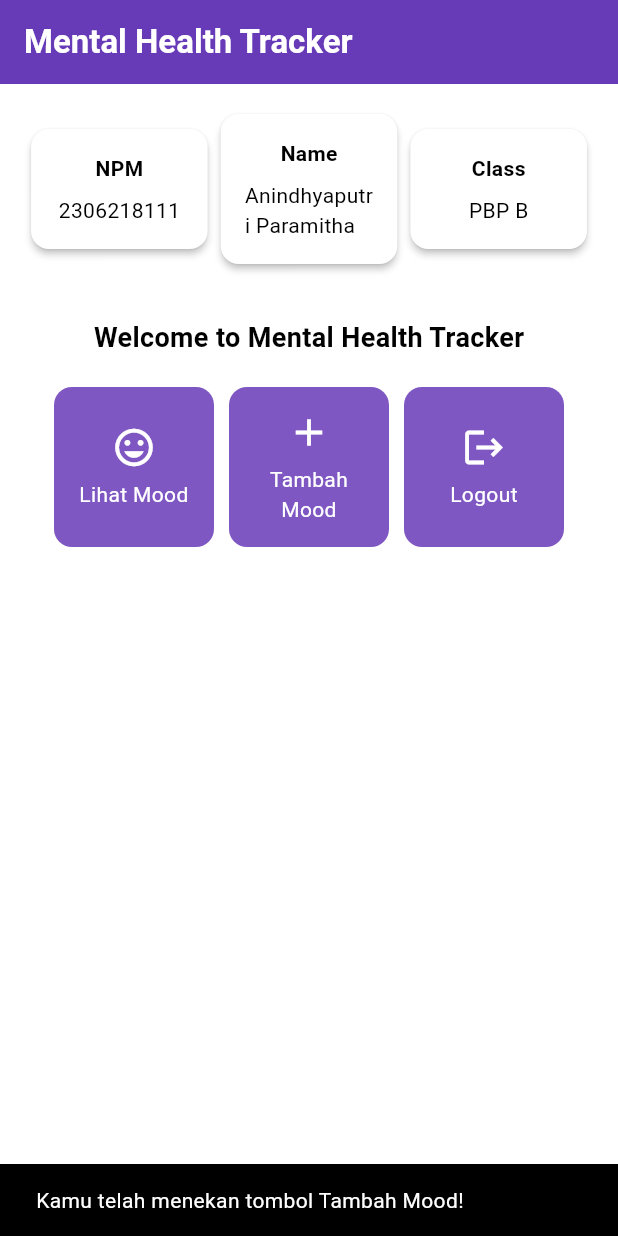
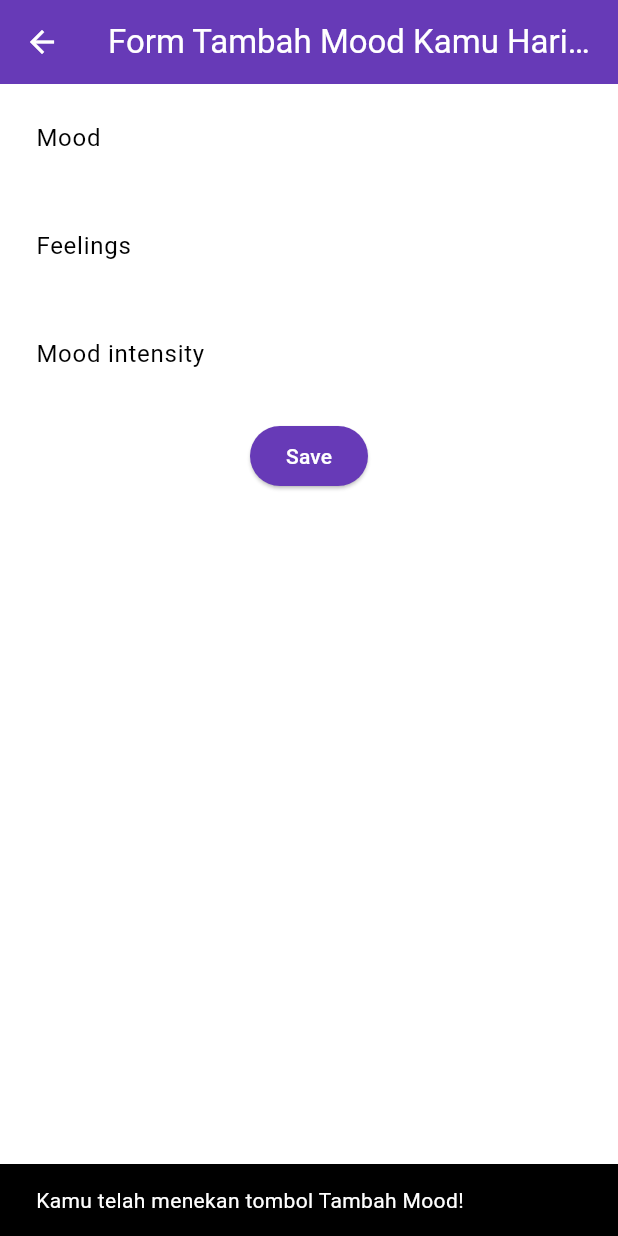
Before and after one commit to anin02/mental-health-tracker-mobile, a Flutter app: the screen it shows after launch, after a tap on "Tambah Mood", on a phone screen of 412 x 824 dp. Run offline on Flutter 3.47's test engine with Material 3 defaults, Android fonts, the phone set to English and light mode, and no system bars.

Commit message:
TUTORIAL 7

```diff
--- a/lib/main.dart
+++ b/lib/main.dart
@@ -1,5 +1,5 @@
 import 'package:flutter/material.dart';
-import 'package:mental_health_tracker/menu.dart';
+import 'package:mental_health_tracker/screens/menu.dart';
 
 void main() {
   runApp(const MyApp());
--- a/lib/menu.dart
+++ b/lib/screens/menu.dart
@@ -1,4 +1,7 @@
 import 'package:flutter/material.dart';
+// Impor drawer widget
+import 'package:mental_health_tracker/widgets/left_drawer.dart';
+import 'package:mental_health_tracker/widgets/mood_card.dart';
 
 class MyHomePage extends StatelessWidget {
     final String npm = '2306218111'; // NPM
@@ -29,7 +32,11 @@ class MyHomePage extends StatelessWidget {
         ),
         // Warna latar belakang AppBar diambil dari skema warna tema aplikasi.
         backgroundColor: Theme.of(context).colorScheme.primary,
+        // Mengganti warna icon drawer menjadi putih
+        iconTheme: const IconThemeData(color: Colors.white),
       ),
+      // Masukkan drawer sebagai parameter nilai drawer dari widget Scaffold
+      drawer: const LeftDrawer(),
       // Body halaman dengan padding di sekelilingnya.
       body: Padding(
         padding: const EdgeInsets.all(16.0),
@@ -125,64 +132,3 @@ class InfoCard extends StatelessWidget {
     );
   }
 }
-
-class ItemHomepage {
-     final String name;
-     final IconData icon;
-
-     ItemHomepage(this.name, this.icon);
-}
-
-class ItemCard extends StatelessWidget {
-  // Menampilkan kartu dengan ikon dan nama.
-
-  final ItemHomepage item;
-
-  const ItemCard(this.item, {super.key});
-
-  @override
-  Widget build(BuildContext context) {
-    return Material(
-      // Menentukan warna latar belakang dari tema aplikasi.
-      color: Theme.of(context).colorScheme.secondary,
-      // Membuat sudut kartu melengkung.
-      borderRadius: BorderRadius.circular(12),
-
-      child: InkWell(
-        // Aksi ketika kartu ditekan.
-        onTap: () {
-          // Menampilkan pesan SnackBar saat kartu ditekan.
-          ScaffoldMessenger.of(context)
-            ..hideCurrentSnackBar()
-            ..showSnackBar(
-              SnackBar(content: Text("Kamu telah menekan tombol ${item.name}!"))
-            );
-        },
-        // Container untuk menyimpan Icon dan Text
-        child: Container(
-          padding: const EdgeInsets.all(8),
-          child: Center(
-            child: Column(
-              // Menyusun ikon dan teks di tengah kartu.
-              mainAxisAlignment: MainAxisAlignment.center,
-              children: [
-                Icon(
-                  item.icon,
-                  color: Colors.white,
-                  size: 30.0,
-                ),
-                const Padding(padding: EdgeInsets.all(3)),
-                Text(
-                  item.name,
-                  textAlign: TextAlign.center,
-                  style: const TextStyle(color: Colors.white),
-                ),
-              ],
-            ),
-          ),
-        ),
-      ),
-    );
-  }
-
-}
--- /dev/null
+++ b/lib/screens/moodentry_form.dart
@@ -0,0 +1,158 @@
+import 'package:flutter/material.dart';
+
+class MoodEntryFormPage extends StatefulWidget {
+  const MoodEntryFormPage({super.key});
+
+  @override
+  State<MoodEntryFormPage> createState() => _MoodEntryFormPageState();
+}
+
+class _MoodEntryFormPageState extends State<MoodEntryFormPage> {
+  final _formKey = GlobalKey<FormState>();
+  String _mood = "";
+  String _feelings = "";
+  int _moodIntensity = 0;
+  @override
+  Widget build(BuildContext context) {
+    return Scaffold(
+      appBar: AppBar(
+        title: const Center(
+          child: Text(
+            'Form Tambah Mood Kamu Hari ini',
+          ),
+        ),
+        backgroundColor: Theme.of(context).colorScheme.primary,
+        foregroundColor: Colors.white,
+      ),
+      // TODO: Tambahkan drawer yang sudah dibuat di sini
+      body: Form(
+        key: _formKey,
+        child: SingleChildScrollView(
+            child: Column(
+          crossAxisAlignment: CrossAxisAlignment.start,
+          children: [
+            Padding(
+              padding: const EdgeInsets.all(8.0),
+              child: TextFormField(
+                decoration: InputDecoration(
+                  hintText: "Mood",
+                  labelText: "Mood",
+                  border: OutlineInputBorder(
+                    borderRadius: BorderRadius.circular(5.0),
+                  ),
+                ),
+                onChanged: (String? value) {
+                  setState(() {
+                    _mood = value!;
+                  });
+                },
+                validator: (String? value) {
+                  if (value == null || value.isEmpty) {
+                    return "Mood tidak boleh kosong!";
+                  }
+                  return null;
+                },
+              ),
+            ),
+            Padding(
+              padding: const EdgeInsets.all(8.0),
+              child: TextFormField(
+                decoration: InputDecoration(
+                  hintText: "Feelings",
+                  labelText: "Feelings",
+                  border: OutlineInputBorder(
+                    borderRadius: BorderRadius.circular(5.0),
+                  ),
+                ),
+                onChanged: (String? value) {
+                  setState(() {
+                    _feelings = value!;
+                  });
+                },
+                validator: (String? value) {
+                  if (value == null || value.isEmpty) {
+                    return "Feelings tidak boleh kosong!";
+                  }
+                  return null;
+                },
+              ),
+            ),
+            Padding(
+              padding: const EdgeInsets.all(8.0),
+              child: TextFormField(
+                decoration: InputDecoration(
+                  hintText: "Mood intensity",
+                  labelText: "Mood intensity",
+                  border: OutlineInputBorder(
+                    borderRadius: BorderRadius.circular(5.0),
+                  ),
+                ),
+                onChanged: (String? value) {
+                  setState(() {
+                    _moodIntensity = int.tryParse(value!) ?? 0;
+                  });
+                },
+                validator: (String? value) {
+                  if (value == null || value.isEmpty) {
+                    return "Mood intensity tidak boleh kosong!";
+                  }
+                  if (int.tryParse(value) == null) {
+                    return "Mood intensity harus berupa angka!";
+                  }
+                  return null;
+                },
+              ),
+            ),
+            Align(
+              alignment: Alignment.bottomCenter,
+              child: Padding(
+                padding: const EdgeInsets.all(8.0),
+                child: ElevatedButton(
+                  style: ButtonStyle(
+                    backgroundColor: WidgetStateProperty.all(
+                        Theme.of(context).colorScheme.primary),
+                  ),
+                  onPressed: () {
+                    if (_formKey.currentState!.validate()) {
+                      showDialog(
+                        context: context,
+                        builder: (context) {
+                          return AlertDialog(
+                            title: const Text('Mood berhasil tersimpan'),
+                            content: SingleChildScrollView(
+                              child: Column(
+                                crossAxisAlignment: CrossAxisAlignment.start,
+                                children: [
+                                  Text('Mood: $_mood'),
+                                  Text('Feelings: $_feelings'),
+                                  Text('Mood Intensity: $_moodIntensity'),
+                                ],
+                              ),
+                            ),
+                            actions: [
+                              TextButton(
+                                child: const Text('OK'),
+                                onPressed: () {
+                                  Navigator.pop(context);
+                                  _formKey.currentState!.reset();
+                                },
+                              ),
+                            ],
+                          );
+                        },
+                      );
+                    }
+                  },
+                  child: const Text(
+                    "Save",
+                    style: TextStyle(color: Colors.white),
+                  ),
+                ),
+              ),
+            ),
+          ],
+        )),
+      ),
+    );
+  }
+}
--- /dev/null
+++ b/lib/widgets/left_drawer.dart
@@ -0,0 +1,68 @@
+import 'package:flutter/material.dart';
+import 'package:mental_health_tracker/screens/menu.dart';
+import 'package:mental_health_tracker/screens/moodentry_form.dart';
+
+class LeftDrawer extends StatelessWidget {
+  const LeftDrawer({super.key});
+
+  @override
+  Widget build(BuildContext context) {
+    return Drawer(
+      child: ListView(
+        children: [
+          DrawerHeader(
+            decoration: BoxDecoration(
+            color: Theme.of(context).colorScheme.primary,
+            ),
+            child: const Column(
+            children: [
+                Text(
+                'Mental Health Tracker',
+                textAlign: TextAlign.center,
+                style: TextStyle(
+                    fontSize: 24,
+                    fontWeight: FontWeight.bold,
+                    color: Colors.white,
+                ),
+                ),
+                Padding(padding: EdgeInsets.all(8)),
+                Text(
+                "Ayo jaga kesehatan mentalmu setiap hari disini!",
+                textAlign: TextAlign.center,
+                style: TextStyle(
+                    fontSize: 15,
+                    fontWeight: FontWeight.normal,
+                    color: Colors.white,
+                ),
+                ),
+            ],
+            ),
+          ),
+            ListTile(
+                leading: const Icon(Icons.home_outlined),
+                title: const Text('Halaman Utama'),
+                // Bagian redirection ke MyHomePage
+                onTap: () {
+                    Navigator.pushReplacement(
+                        context,
+                        MaterialPageRoute(
+                        builder: (context) => MyHomePage(),
+                        ));
+                },
+            ),
+            ListTile(
+                leading: const Icon(Icons.mood),
+                title: const Text('Tambah Mood'),
+                // Bagian redirection ke MoodEntryFormPage
+                onTap: () {
+                    Navigator.push(
+                    context,
+                    MaterialPageRoute(builder: (context) => const MoodEntryFormPage()),
+                    );
+                },
+            ),
+        ],
+      ),
+    );
+  }
+}
--- /dev/null
+++ b/lib/widgets/mood_card.dart
@@ -0,0 +1,71 @@
+import 'package:flutter/material.dart';
+import 'package:mental_health_tracker/screens/moodentry_form.dart';
+
+
+class ItemHomepage {
+     final String name;
+     final IconData icon;
+
+     ItemHomepage(this.name, this.icon);
+}
+
+class ItemCard extends StatelessWidget {
+  // Menampilkan kartu dengan ikon dan nama.
+
+  final ItemHomepage item;
+
+  const ItemCard(this.item, {super.key});
+
+  @override
+  Widget build(BuildContext context) {
+    return Material(
+      // Menentukan warna latar belakang dari tema aplikasi.
+      color: Theme.of(context).colorScheme.secondary,
+      // Membuat sudut kartu melengkung.
+      borderRadius: BorderRadius.circular(12),
+
+      child: InkWell(
+        // Aksi ketika kartu ditekan.
+        onTap: () {
+          // Menampilkan pesan SnackBar saat kartu ditekan.
+          ScaffoldMessenger.of(context)
+            ..hideCurrentSnackBar()
+            ..showSnackBar(
+              SnackBar(content: Text("Kamu telah menekan tombol ${item.name}!"))
+            );
+          // Navigate ke route yang sesuai (tergantung jenis tombol)
+          if (item.name == "Tambah Mood") {
+            Navigator.push(
+              context,
+              MaterialPageRoute(builder: (context) => const MoodEntryFormPage()),
+            );
+          }
+        },
+        // Container untuk menyimpan Icon dan Text
+        child: Container(
+          padding: const EdgeInsets.all(8),
+          child: Center(
+            child: Column(
+              // Menyusun ikon dan teks di tengah kartu.
+              mainAxisAlignment: MainAxisAlignment.center,
+              children: [
+                Icon(
+                  item.icon,
+                  color: Colors.white,
+                  size: 30.0,
+                ),
+                const Padding(padding: EdgeInsets.all(3)),
+                Text(
+                  item.name,
+                  textAlign: TextAlign.center,
+                  style: const TextStyle(color: Colors.white),
+                ),
+              ],
+            ),
+          ),
+        ),
+      ),
+    );
+  }
+
+}
```
Also changed, not shown: form_sample/analysis_options.yaml (added, +28 -0 lines), form_sample/lib/main.dart (added, +66 -0 lines), form_sample/pubspec.yaml (added, +90 -0 lines), form_sample/pubspec.lock (added), 123 other files.
